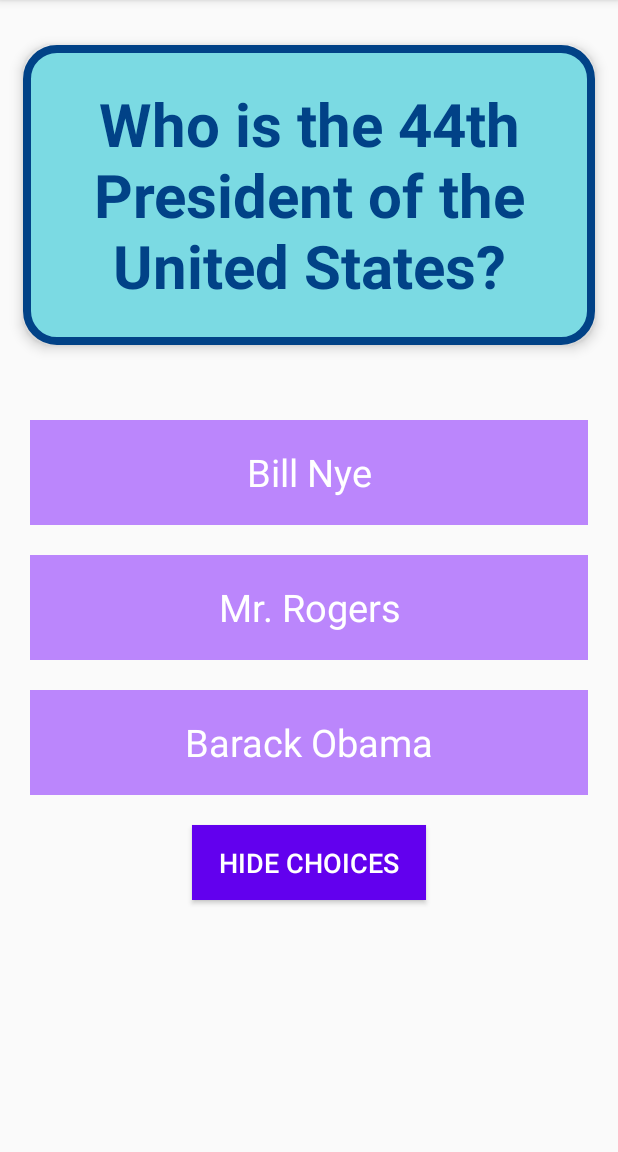
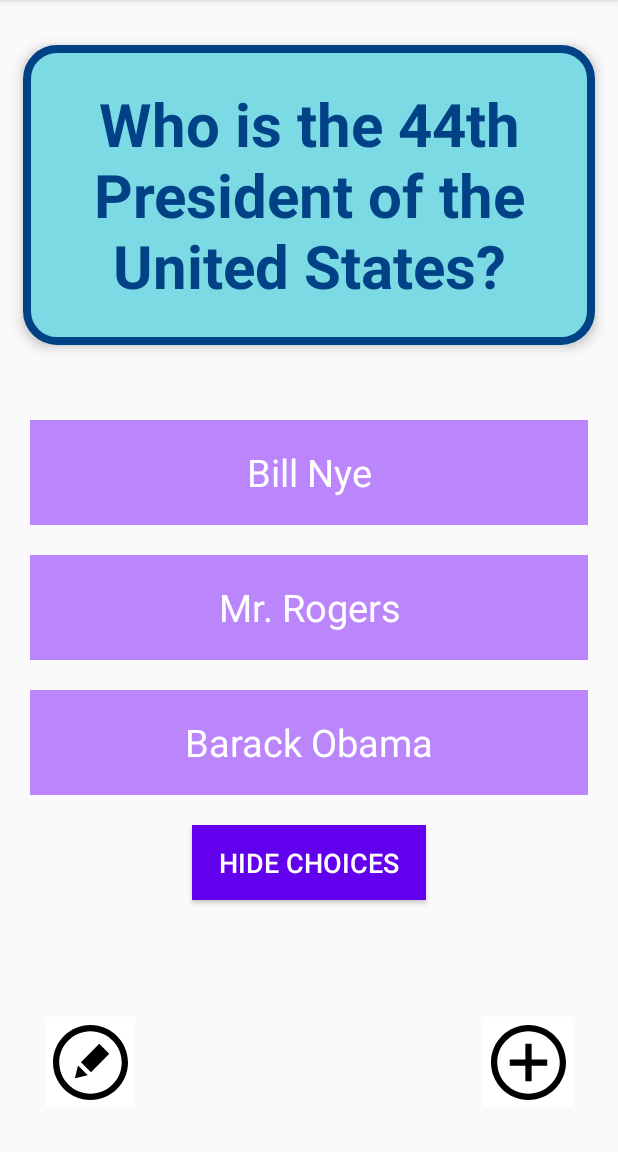
Before and after one commit to hang-m-cao/flashcard, an Android app: the screen it shows after launch (MainActivity), on a phone screen of 412 x 824 dp, the part 84-1236 px from its top. Run offline under Robolectric (Android 15) with nearby library versions, the phone set to English and light mode, and no system bars.

Commit message:
add card activity and started edit option

```diff
--- a/app/build.gradle
+++ b/app/build.gradle
@@ -33,6 +33,7 @@ dependencies {
     implementation 'androidx.appcompat:appcompat:1.2.0'
     implementation 'com.google.android.material:material:1.3.0'
     implementation 'androidx.constraintlayout:constraintlayout:2.0.4'
+    implementation 'com.google.android.material:material:1.0.0'
     testImplementation 'junit:junit:4.+'
     androidTestImplementation 'androidx.test.ext:junit:1.1.2'
     androidTestImplementation 'androidx.test.espresso:espresso-core:3.3.0'
--- a/app/src/main/AndroidManifest.xml
+++ b/app/src/main/AndroidManifest.xml
@@ -9,6 +9,7 @@
         android:roundIcon="@mipmap/ic_launcher_round"
         android:supportsRtl="true"
         android:theme="@style/Theme.Flashcard">
+        <activity android:name=".AddCardActivity"></activity>
         <activity android:name=".MainActivity">
             <intent-filter>
                 <action android:name="android.intent.action.MAIN" />
--- a/app/src/main/java/com/example/flashcard/MainActivity.java
+++ b/app/src/main/java/com/example/flashcard/MainActivity.java
@@ -2,34 +2,41 @@ package com.example.flashcard;
 
 import androidx.appcompat.app.AppCompatActivity;
 
-import android.graphics.Color;
+import android.annotation.SuppressLint;
+import android.content.Intent;
 import android.os.Bundle;
 import android.os.Handler;
-import android.util.Log;
 import android.view.View;
-import android.widget.Button;
+import android.widget.ImageButton;
 import android.widget.TextView;
 import android.widget.Toast;
 import android.widget.ToggleButton;
 
+import com.google.android.material.snackbar.Snackbar;
+
 import java.util.ArrayList;
-import java.util.List;
 
 public class MainActivity extends AppCompatActivity {
-    public boolean choicesShow;
+    private boolean choicesShow;
+    private TextView question;
+    private TextView answer;
+    private ArrayList<TextView> choices;
+    private ToggleButton viewChoices;
 
     @Override
     protected void onCreate(Bundle savedInstanceState) {
         super.onCreate(savedInstanceState);
         setContentView(R.layout.activity_main);
-        TextView question = findViewById(R.id.question1);
-        TextView answer = findViewById(R.id.answer1);
+        question = findViewById(R.id.question1);
+        answer = findViewById(R.id.answer1);
         TextView answerChoice = findViewById(R.id.answer1_choice);
         TextView choice1 = findViewById(R.id.choice1);
         TextView choice2 = findViewById(R.id.choice2);
-        ToggleButton viewChoices = findViewById(R.id.view_choices);
+        viewChoices = findViewById(R.id.view_choices);
+        ImageButton addBtn = findViewById(R.id.add_button);
         choicesShow = true;
-        ArrayList<TextView> choices = new ArrayList<>();
+
+        choices = new ArrayList<>();
         choices.add(answerChoice);
         choices.add(choice1);
         choices.add(choice2);
@@ -59,15 +66,7 @@ public class MainActivity extends AppCompatActivity {
             @Override
             public void onClick(View v) {
                 choicesShow = !choicesShow;
-                if(choicesShow){
-                    viewVisibility = View.VISIBLE;
-                }
-                else{
-                    viewVisibility = View.INVISIBLE;
-                }
-                for(int i = 0; i < choices.size(); i++){
-                    choices.get(i).setVisibility(viewVisibility);
-                }
+                hideChoices(choicesShow);
             }
         });
 
@@ -88,6 +87,14 @@ public class MainActivity extends AppCompatActivity {
                 answer.setVisibility(View.INVISIBLE);
             }
         });
+
+        addBtn.setOnClickListener(new View.OnClickListener() {
+            @Override
+            public void onClick(View v) {
+                Intent intent = new Intent(MainActivity.this, AddCardActivity.class);
+                MainActivity.this.startActivityForResult(intent, 100);
+            }
+        });
     }
 
     public void wrongClick(View v){
@@ -103,4 +110,35 @@ public class MainActivity extends AppCompatActivity {
             }
         }, 1000);
     }
+
+    public void hideChoices(Boolean choicesShow){
+        int viewVisibility;
+        if(choicesShow){
+            viewVisibility = View.VISIBLE;
+        }
+        else{
+            viewVisibility = View.INVISIBLE;
+        }
+        for(int i = 0; i < choices.size(); i++){
+            choices.get(i).setVisibility(viewVisibility);
+        }
+    }
+
+    @Override
+    protected void onActivityResult(int requestCode, int resultCode, Intent data) {
+        if (data != null && requestCode == RESULT_OK){
+            String new_question = data.getExtras().getString("question");
+            String new_answer = data.getExtras().getString("answer");
+            question.setText(new_question);
+            answer.setText(new_answer);
+            answer.setVisibility(View.INVISIBLE);
+            viewChoices.setVisibility(View.INVISIBLE);
+            choicesShow = false;
+            hideChoices(choicesShow);
+            Snackbar.make(findViewById(R.id.screen),
+                    "New flashcard added!",
+                    Snackbar.LENGTH_SHORT)
+                    .show();
+        }
+    }
 }
--- /dev/null
+++ b/app/src/main/res/drawable/ic_edit_icon.xml
@@ -0,0 +1,4 @@
+<vector android:height="50dp" android:viewportHeight="24"
+    android:viewportWidth="24" android:width="50dp" xmlns:android="http://schemas.android.com/apk/res/android">
+    <path android:fillColor="#FF000000" android:pathData="M12,2c5.514,0 10,4.486 10,10s-4.486,10 -10,10 -10,-4.486 -10,-10 4.486,-10 10,-10zM12,0c-6.627,0 -12,5.373 -12,12s5.373,12 12,12 12,-5.373 12,-12 -5.373,-12 -12,-12zM8.006,12.964l3.106,3.105 -4.112,0.931 1.006,-4.036zM18,9.2l-5.84,5.921 -3.202,-3.202 5.841,-5.919 3.201,3.2z"/>
+</vector>
--- /dev/null
+++ b/app/src/main/res/drawable/ic_plus_icon.xml
@@ -0,0 +1,9 @@
+<vector xmlns:android="http://schemas.android.com/apk/res/android"
+    android:width="50dp"
+    android:height="50dp"
+    android:viewportWidth="24"
+    android:viewportHeight="24">
+  <path
+      android:fillColor="#FF000000"
+      android:pathData="M12,2c5.514,0 10,4.486 10,10s-4.486,10 -10,10 -10,-4.486 -10,-10 4.486,-10 10,-10zM12,0c-6.627,0 -12,5.373 -12,12s5.373,12 12,12 12,-5.373 12,-12 -5.373,-12 -12,-12zM18,13h-5v5h-2v-5h-5v-2h5v-5h2v5h5v2z"/>
+</vector>
--- a/app/src/main/res/layout/activity_main.xml
+++ b/app/src/main/res/layout/activity_main.xml
@@ -92,4 +92,26 @@
         android:textOn="@string/view_choices"
         android:textSize="18sp" />
 
+    <ImageButton
+        android:id="@+id/add_button"
+        android:layout_width="60dp"
+        android:layout_height="60dp"
+        android:layout_alignParentEnd="true"
+        android:layout_alignParentBottom="true"
+        android:layout_marginEnd="30dp"
+        android:layout_marginBottom="30dp"
+        android:background="@color/white"
+        app:srcCompat="@drawable/ic_plus_icon" />
+
+    <ImageButton
+        android:id="@+id/edit_button"
+        android:layout_width="60dp"
+        android:layout_height="60dp"
+        android:layout_alignParentStart="true"
+        android:layout_alignParentBottom="true"
+        android:layout_marginStart="30dp"
+        android:layout_marginBottom="30dp"
+        android:background="@color/white"
+        app:srcCompat="@drawable/ic_edit_icon" />
+
 </RelativeLayout>
--- a/app/src/main/res/values/strings.xml
+++ b/app/src/main/res/values/strings.xml
@@ -6,4 +6,7 @@
     <string name="choice2">Mr. Rogers</string>
     <string name="hide_choices">Hide Choices</string>
     <string name="view_choices">View Choices</string>
+    <string name="add_question">Enter the question</string>
+    <string name="add_answer">Enter the correct answer</string>
+    <string name="add_choice">Enter another answer choice</string>
 </resources>
```
Also changed, not shown: app/src/main/java/com/example/flashcard/AddCardActivity.java (added, +56 -0 lines), app/src/main/res/drawable/ic_save_icon.xml (added, +9 -0 lines), app/src/main/res/layout/activity_add_card.xml (added, +87 -0 lines), 1 other file.
